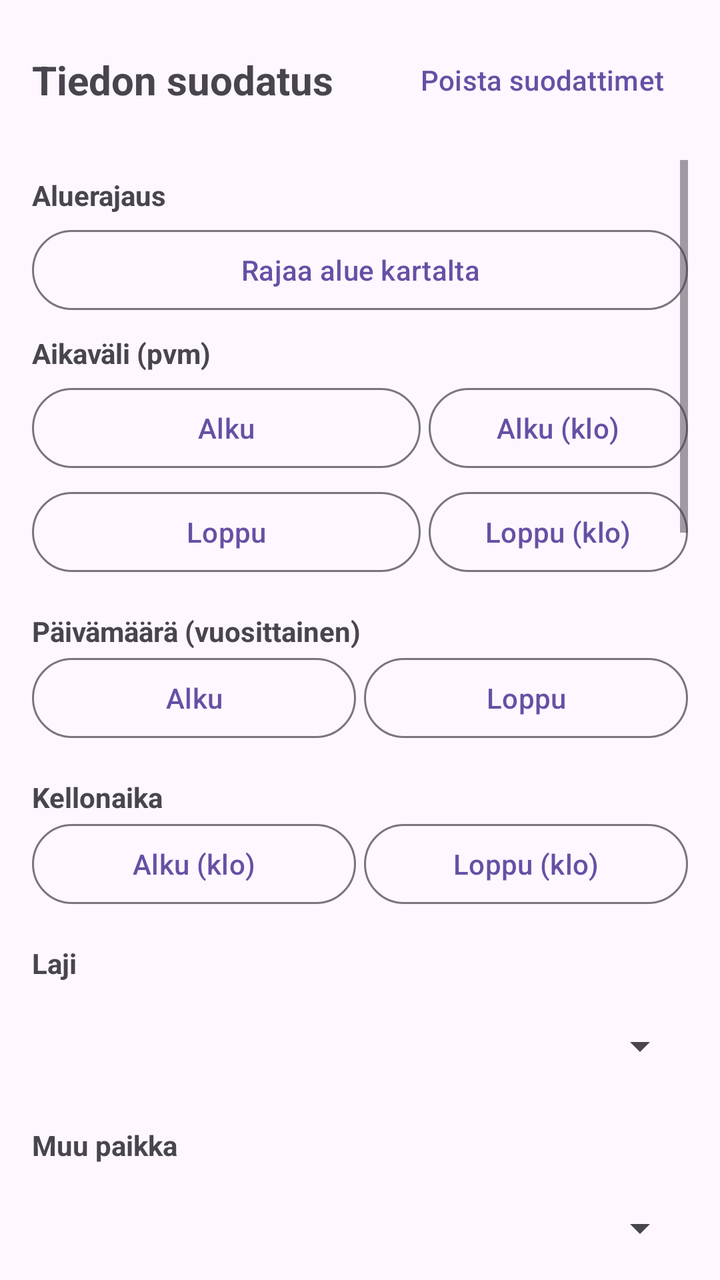
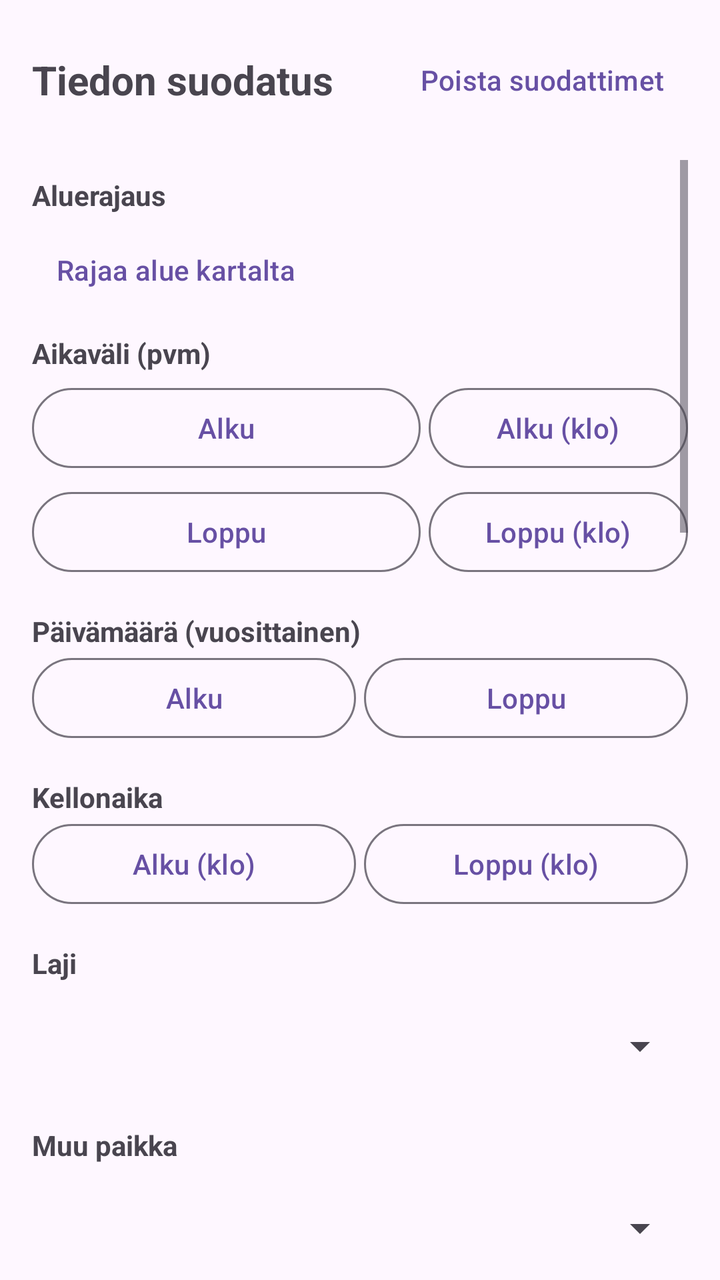

Before-and-after screenshots of an Android layout around one commit, followed by the original layout XML and the change that was made.
<!-- AndroidManifest.xml: application theme Theme.KalaKartta -->
<!-- res/layout/activity_filter.xml -->
<?xml version="1.0" encoding="utf-8"?>
<LinearLayout xmlns:android="http://schemas.android.com/apk/res/android"
    xmlns:app="http://schemas.android.com/apk/res-auto"
    xmlns:tools="http://schemas.android.com/tools"
    android:layout_width="match_parent"
    android:layout_height="match_parent"
    android:orientation="vertical"
    android:padding="16dp">

    <RelativeLayout
        android:layout_width="match_parent"
        android:layout_height="wrap_content"
        android:layout_marginBottom="16dp">

        <TextView
            android:layout_width="wrap_content"
            android:layout_height="wrap_content"
            android:layout_centerVertical="true"
            android:text="@string/data_filtering"
            android:textSize="20sp"
            android:textStyle="bold" />

        <Button
            android:id="@+id/clearFiltersButton"
            style="@style/Widget.Material3.Button.TextButton"
            android:layout_width="wrap_content"
            android:layout_height="wrap_content"
            android:layout_alignParentEnd="true"
            android:text="@string/clear_filters" />
    </RelativeLayout>

    <ScrollView
        android:layout_width="match_parent"
        android:layout_height="match_parent"
        android:isScrollContainer="true">

        <LinearLayout
            android:layout_width="match_parent"
            android:layout_height="wrap_content"
            android:orientation="vertical">

            
            <TextView
                android:layout_width="match_parent"
                android:layout_height="wrap_content"
                android:text="Aluerajaus"
                android:textStyle="bold"
                android:layout_marginTop="8dp"/>

            <LinearLayout
                android:layout_width="match_parent"
                android:layout_height="wrap_content"
                android:orientation="horizontal"
                android:gravity="center_vertical"
                android:layout_marginTop="4dp">

                <Button
                    android:id="@+id/selectAreaButton"
                    style="@style/Widget.Material3.Button.OutlinedButton"
                    android:layout_width="0dp"
                    android:layout_weight="1"
                    android:layout_height="wrap_content"
                    android:text="Rajaa alue kartalta" />

                <RelativeLayout
                    android:id="@+id/areaThumbnailContainer"
                    android:layout_width="80dp"
                    android:layout_height="60dp"
                    android:layout_marginStart="8dp"
                    android:visibility="gone"
                    tools:visibility="visible">

                    <ImageView
                        android:id="@+id/areaThumbnail"
                        android:layout_width="match_parent"
                        android:layout_height="match_parent"
                        android:scaleType="centerCrop"
                        android:background="@android:color/darker_gray" />

                    <ImageButton
                        android:id="@+id/clearAreaButton"
                        android:layout_width="24dp"
                        android:layout_height="24dp"
                        android:layout_alignParentEnd="true"
                        android:layout_alignParentTop="true"
                        android:background="@android:color/white"
                        android:src="@android:drawable/ic_menu_close_clear_cancel"
                        app:tint="@android:color/holo_red_dark"
                        android:padding="2dp"
                        android:scaleType="fitCenter"
                        android:contentDescription="Poista rajaus" />
                </RelativeLayout>
            </LinearLayout>

            
            <TextView
                android:layout_width="match_parent"
                android:layout_height="wrap_content"
                android:text="@string/date_range"
                android:textStyle="bold"
                android:layout_marginTop="8dp"/>

            <LinearLayout
                android:layout_width="match_parent"
                android:layout_height="wrap_content"
                android:orientation="horizontal"
                android:gravity="center_vertical"
                android:layout_marginTop="4dp">
                <Button
                    android:id="@+id/startDateButton"
                    style="@style/Widget.Material3.Button.OutlinedButton"
                    android:layout_width="0dp"
                    android:layout_weight="1.5"
                    android:layout_height="wrap_content"
                    android:text="@string/start_date" />
                <ImageButton
                    android:id="@+id/clearStartDateButton"
                    android:layout_width="40dp"
                    android:layout_height="40dp"
                    android:background="?attr/selectableItemBackgroundBorderless"
                    android:src="@android:drawable/ic_menu_close_clear_cancel"
                    app:tint="@android:color/holo_red_dark"
                    android:visibility="gone"
                    tools:visibility="visible"
                    android:contentDescription="Tyhjennä" />
                <Button
                    android:id="@+id/startTimeButton"
                    style="@style/Widget.Material3.Button.OutlinedButton"
                    android:layout_width="0dp"
                    android:layout_weight="1"
                    android:layout_height="wrap_content"
                    android:layout_marginStart="4dp"
                    android:text="@string/start_time" />
                <ImageButton
                    android:id="@+id/clearStartTimeButton"
                    android:layout_width="40dp"
                    android:layout_height="40dp"
                    android:background="?attr/selectableItemBackgroundBorderless"
                    android:src="@android:drawable/ic_menu_close_clear_cancel"
                    app:tint="@android:color/holo_red_dark"
                    android:visibility="gone"
                    tools:visibility="visible"
                    android:contentDescription="Tyhjennä" />
            </LinearLayout>

            <LinearLayout
                android:layout_width="match_parent"
                android:layout_height="wrap_content"
                android:orientation="horizontal"
                android:gravity="center_vertical"
                android:layout_marginTop="4dp">
                <Button
                    android:id="@+id/endDateButton"
                    style="@style/Widget.Material3.Button.OutlinedButton"
                    android:layout_width="0dp"
                    android:layout_weight="1.5"
                    android:layout_height="wrap_content"
                    android:text="@string/end_date" />
                <ImageButton
                    android:id="@+id/clearEndDateButton"
                    android:layout_width="40dp"
                    android:layout_height="40dp"
                    android:background="?attr/selectableItemBackgroundBorderless"
                    android:src="@android:drawable/ic_menu_close_clear_cancel"
                    app:tint="@android:color/holo_red_dark"
                    android:visibility="gone"
                    tools:visibility="visible"
                    android:contentDescription="Tyhjennä" />
                <Button
                    android:id="@+id/endTimeButton"
                    style="@style/Widget.Material3.Button.OutlinedButton"
                    android:layout_width="0dp"
                    android:layout_weight="1"
                    android:layout_height="wrap_content"
                    android:layout_marginStart="4dp"
                    android:text="@string/end_time" />
                <ImageButton
                    android:id="@+id/clearEndTimeButton"
                    android:layout_width="40dp"
                    android:layout_height="40dp"
                    android:background="?attr/selectableItemBackgroundBorderless"
                    android:src="@android:drawable/ic_menu_close_clear_cancel"
                    app:tint="@android:color/holo_red_dark"
                    android:visibility="gone"
                    tools:visibility="visible"
                    android:contentDescription="Tyhjennä" />
            </LinearLayout>

            
            <TextView
                android:layout_width="match_parent"
                android:layout_height="wrap_content"
                android:text="@string/annual_date_range"
                android:textStyle="bold"
                android:layout_marginTop="16dp"/>

            <LinearLayout
                android:layout_width="match_parent"
                android:layout_height="wrap_content"
                android:orientation="horizontal"
                android:gravity="center_vertical">
                <Button
                    android:id="@+id/annualStartButton"
                    style="@style/Widget.Material3.Button.OutlinedButton"
                    android:layout_width="0dp"
                    android:layout_weight="1"
                    android:layout_height="wrap_content"
                    android:text="@string/start_date" />
                <ImageButton
                    android:id="@+id/clearAnnualStartDateButton"
                    android:layout_width="40dp"
                    android:layout_height="40dp"
                    android:background="?attr/selectableItemBackgroundBorderless"
                    android:src="@android:drawable/ic_menu_close_clear_cancel"
                    app:tint="@android:color/holo_red_dark"
                    android:visibility="gone"
                    tools:visibility="visible"
                    android:contentDescription="Tyhjennä" />
                <Button
                    android:id="@+id/annualEndButton"
                    style="@style/Widget.Material3.Button.OutlinedButton"
                    android:layout_width="0dp"
                    android:layout_weight="1"
                    android:layout_height="wrap_content"
                    android:layout_marginStart="4dp"
                    android:text="@string/end_date" />
                <ImageButton
                    android:id="@+id/clearAnnualEndDateButton"
                    android:layout_width="40dp"
                    android:layout_height="40dp"
                    android:background="?attr/selectableItemBackgroundBorderless"
                    android:src="@android:drawable/ic_menu_close_clear_cancel"
                    app:tint="@android:color/holo_red_dark"
                    android:visibility="gone"
                    tools:visibility="visible"
                    android:contentDescription="Tyhjennä" />
            </LinearLayout>

            <TextView
                android:layout_width="match_parent"
                android:layout_height="wrap_content"
                android:text="@string/time_range"
                android:textStyle="bold"
                android:layout_marginTop="16dp"/>

            <LinearLayout
                android:layout_width="match_parent"
                android:layout_height="wrap_content"
                android:orientation="horizontal"
                android:gravity="center_vertical">
                <Button
                    android:id="@+id/annualStartTimeButton"
                    style="@style/Widget.Material3.Button.OutlinedButton"
                    android:layout_width="0dp"
                    android:layout_weight="1"
                    android:layout_height="wrap_content"
                    android:text="@string/start_time" />
                <ImageButton
                    android:id="@+id/clearAnnualStartTimeButton"
                    android:layout_width="40dp"
                    android:layout_height="40dp"
                    android:background="?attr/selectableItemBackgroundBorderless"
                    android:src="@android:drawable/ic_menu_close_clear_cancel"
                    app:tint="@android:color/holo_red_dark"
                    android:visibility="gone"
                    tools:visibility="visible"
                    android:contentDescription="Tyhjennä" />
                <Button
                    android:id="@+id/annualEndTimeButton"
                    style="@style/Widget.Material3.Button.OutlinedButton"
                    android:layout_width="0dp"
                    android:layout_weight="1"
                    android:layout_height="wrap_content"
                    android:layout_marginStart="4dp"
                    android:text="@string/end_time" />
                <ImageButton
                    android:id="@+id/clearAnnualEndTimeButton"
                    android:layout_width="40dp"
                    android:layout_height="40dp"
                    android:background="?attr/selectableItemBackgroundBorderless"
                    android:src="@android:drawable/ic_menu_close_clear_cancel"
                    app:tint="@android:color/holo_red_dark"
                    android:visibility="gone"
                    tools:visibility="visible"
                    android:contentDescription="Tyhjennä" />
            </LinearLayout>

            
            <TextView
                android:layout_width="match_parent"
                android:layout_height="wrap_content"
                android:text="@string/species"
                android:textStyle="bold"
                android:layout_marginTop="16dp"/>

            <Spinner
                android:id="@+id/speciesSpinner"
                android:layout_width="match_parent"
                android:layout_height="wrap_content"
                android:layout_marginTop="8dp"
                android:minHeight="48dp" />

            <LinearLayout
                android:id="@+id/otherSpeciesContainer"
                android:layout_width="match_parent"
                android:layout_height="wrap_content"
                android:orientation="vertical"
                android:visibility="gone">
                <TextView
                    android:layout_width="match_parent"
                    android:layout_height="wrap_content"
                    android:text="Muu kalalaji:"
                    android:layout_marginTop="8dp" />
                <Spinner
                    android:id="@+id/otherSpeciesSpinner"
                    android:layout_width="match_parent"
                    android:layout_height="wrap_content"
                    android:layout_marginTop="8dp"
                    android:minHeight="48dp" />
            </LinearLayout>

            
            <TextView
                android:layout_width="match_parent"
                android:layout_height="wrap_content"
                android:text="@string/place_type"
                android:textStyle="bold"
                android:layout_marginTop="16dp"/>

            <Spinner
                android:id="@+id/placeTypeSpinner"
                android:layout_width="match_parent"
                android:layout_height="wrap_content"
                android:layout_marginTop="8dp"
                android:minHeight="48dp" />
            
            
            <TextView
                android:layout_width="match_parent"
                android:layout_height="wrap_content"
                android:text="@string/wind_direction"
                android:textStyle="bold"
                android:layout_marginTop="16dp"/>

            <LinearLayout
                android:layout_width="match_parent"
                android:layout_height="wrap_content"
                android:orientation="horizontal"
                android:gravity="center_vertical"
                android:layout_marginTop="8dp">

                <com.google.android.material.textfield.TextInputLayout
                    android:layout_width="0dp"
                    android:layout_weight="1"
                    android:layout_height="wrap_content"
                    android:hint="@string/min_degrees">
                    <com.google.android.material.textfield.TextInputEditText
                        android:id="@+id/windMinEdit"
                        android:layout_width="match_parent"
                        android:layout_height="wrap_content"
                        android:inputType="numberDecimal"
                        android:imeOptions="actionNext" />
                </com.google.android.material.textfield.TextInputLayout>

                <com.google.android.material.textfield.TextInputLayout
                    android:layout_width="0dp"
                    android:layout_weight="1"
                    android:layout_height="wrap_content"
                    android:layout_marginStart="8dp"
                    android:hint="@string/max_degrees">
                    <com.google.android.material.textfield.TextInputEditText
                        android:id="@+id/windMaxEdit"
                        android:layout_width="match_parent"
                        android:layout_height="wrap_content"
                        android:inputType="numberDecimal"
                        android:imeOptions="actionNext" />
                </com.google.android.material.textfield.TextInputLayout>

                <fi.anssi.kalakartta.ui.WindDirectionView
                    android:id="@+id/windDirectionPreview"
                    android:layout_width="60dp"
                    android:layout_height="60dp"
                    android:layout_marginStart="8dp" />

            </LinearLayout>

            
            <TextView
                android:layout_width="match_parent"
                android:layout_height="wrap_content"
                android:text="@string/pressure"
                android:textStyle="bold"
                android:layout_marginTop="16dp"/>

            <LinearLayout
                android:layout_width="match_parent"
                android:layout_height="wrap_content"
                android:orientation="horizontal"
                android:layout_marginTop="8dp">

                <com.google.android.material.textfield.TextInputLayout
                    android:layout_width="0dp"
                    android:layout_weight="1"
                    android:layout_height="wrap_content"
                    android:hint="@string/min_pressure">
                    <com.google.android.material.textfield.TextInputEditText
                        android:id="@+id/pressureMinEdit"
                        android:layout_width="match_parent"
                        android:layout_height="wrap_content"
                        android:inputType="numberDecimal"
                        android:imeOptions="actionNext" />
                </com.google.android.material.textfield.TextInputLayout>

                <com.google.android.material.textfield.TextInputLayout
                    android:layout_width="0dp"
                    android:layout_weight="1"
                    android:layout_height="wrap_content"
                    android:layout_marginStart="8dp"
                    android:hint="@string/max_pressure">
                    <com.google.android.material.textfield.TextInputEditText
                        android:id="@+id/pressureMaxEdit"
                        android:layout_width="match_parent"
                        android:layout_height="wrap_content"
                        android:inputType="numberDecimal"
                        android:imeOptions="actionNext" />
                </com.google.android.material.textfield.TextInputLayout>
            </LinearLayout>

            
            <TextView
                android:layout_width="match_parent"
                android:layout_height="wrap_content"
                android:text="@string/water_temp_c"
                android:textStyle="bold"
                android:layout_marginTop="16dp"/>

            <LinearLayout
                android:layout_width="match_parent"
                android:layout_height="wrap_content"
                android:orientation="horizontal"
                android:layout_marginTop="8dp">

                <com.google.android.material.textfield.TextInputLayout
                    android:layout_width="0dp"
                    android:layout_weight="1"
                    android:layout_height="wrap_content"
                    android:hint="@string/min_temp">
                    <com.google.android.material.textfield.TextInputEditText
                        android:id="@+id/waterTempMinEdit"
                        android:layout_width="match_parent"
                        android:layout_height="wrap_content"
                        android:inputType="numberDecimal"
                        android:imeOptions="actionNext" />
                </com.google.android.material.textfield.TextInputLayout>

                <com.google.android.material.textfield.TextInputLayout
                    android:layout_width="0dp"
                    android:layout_weight="1"
                    android:layout_height="wrap_content"
                    android:layout_marginStart="8dp"
                    android:hint="@string/max_temp">
                    <com.google.android.material.textfield.TextInputEditText
                        android:id="@+id/waterTempMaxEdit"
                        android:layout_width="match_parent"
                        android:layout_height="wrap_content"
                        android:inputType="numberDecimal"
                        android:imeOptions="actionDone" />
                </com.google.android.material.textfield.TextInputLayout>
            </LinearLayout>

            <TextView
                android:layout_width="match_parent"
                android:layout_height="wrap_content"
                android:text="@string/free_text"
                android:textStyle="bold"
                android:layout_marginTop="16dp"/>

            <com.google.android.material.textfield.TextInputLayout
                android:layout_width="match_parent"
                android:layout_height="wrap_content"
                android:layout_marginTop="8dp">
                <com.google.android.material.textfield.TextInputEditText
                    android:id="@+id/freeTextEdit"
                    android:layout_width="match_parent"
                    android:layout_height="wrap_content"
                    android:inputType="text"
                    android:imeOptions="actionDone" />
            </com.google.android.material.textfield.TextInputLayout>

            <TextView
                android:layout_width="match_parent"
                android:layout_height="wrap_content"
                android:text="@string/fisherman"
                android:textStyle="bold"
                android:layout_marginTop="16dp"/>

            <Spinner
                android:id="@+id/fishermanSpinner"
                android:layout_width="match_parent"
                android:layout_height="wrap_content"
                android:layout_marginTop="8dp"
                android:minHeight="48dp" />

            <CheckBox
                android:id="@+id/onlyCaughtFishCheckBox"
                android:layout_width="match_parent"
                android:layout_height="wrap_content"
                android:text="Näytä vain saadut kalat"
                android:layout_marginTop="8dp" />

            <CheckBox
                android:id="@+id/onlyFishPointsCheckBox"
                android:layout_width="match_parent"
                android:layout_height="wrap_content"
                android:text="Näytä vain kalapisteet"
                android:layout_marginTop="4dp" />

            <CheckBox
                android:id="@+id/onlyNonFishPointsCheckBox"
                android:layout_width="match_parent"
                android:layout_height="wrap_content"
                android:text="Näytä vain muut kuin kalapisteet"
                android:layout_marginTop="4dp" />

            <Button
                android:id="@+id/okButton"
                style="@style/Widget.Material3.Button.TextButton"
                android:layout_width="match_parent"
                android:layout_height="wrap_content"
                android:layout_marginTop="16dp"
                android:text="@string/ok" />

            
            <View
                android:layout_width="match_parent"
                android:layout_height="300dp" />

        </LinearLayout>
    </ScrollView>
</LinearLayout>
<!-- resources referenced by this layout -->
<resources>
  <string name="annual_date_range">Päivämäärä (vuosittainen)</string>
  <string name="clear_filters">Poista suodattimet</string>
  <string name="data_filtering">Tiedon suodatus</string>
  <string name="date_range">Aikaväli (pvm)</string>
  <string name="end_date">Loppu</string>
  <string name="end_time">Loppu (klo)</string>
  <string name="fisherman">Kalastaja</string>
  <string name="free_text">Vapaa teksti</string>
  <string name="max_degrees">Max (°)</string>
  <string name="max_pressure">Max (hPa)</string>
  <string name="max_temp">Max (C)</string>
  <string name="min_degrees">Min (°)</string>
  <string name="min_pressure">Min (hPa)</string>
  <string name="min_temp">Min (C)</string>
  <string name="ok">OK</string>
  <string name="place_type">Muu paikka</string>
  <string name="pressure">Ilmanpaine (hPa)</string>
  <string name="species">Laji</string>
  <string name="start_date">Alku</string>
  <string name="start_time">Alku (klo)</string>
  <string name="time_range">Kellonaika</string>
  <string name="water_temp_c">Veden lämpötila (C)</string>
  <string name="wind_direction">Tuulen suunta (astetta)</string>
  <style name="Theme.KalaKartta" parent="Base.Theme.KalaKartta" />
  <style name="Base.Theme.KalaKartta" parent="Theme.Material3.DayNight.NoActionBar">
          
          
          <item name="editTextStyle">@style/Widget.AppCompat.EditText</item>
          <item name="android:spinnerStyle">@style/Widget.AppCompat.Spinner</item>
      </style>
</resources>

<!-- the commit's change to res/layout/activity_filter.xml (unified diff, before → after) -->
@@ -56,9 +56,8 @@
 
                 <Button
                     android:id="@+id/selectAreaButton"
-                    style="@style/Widget.Material3.Button.OutlinedButton"
-                    android:layout_width="0dp"
-                    android:layout_weight="1"
+                    style="@style/Widget.Material3.Button.TextButton"
+                    android:layout_width="wrap_content"
                     android:layout_height="wrap_content"
                     android:text="Rajaa alue kartalta" />
 
